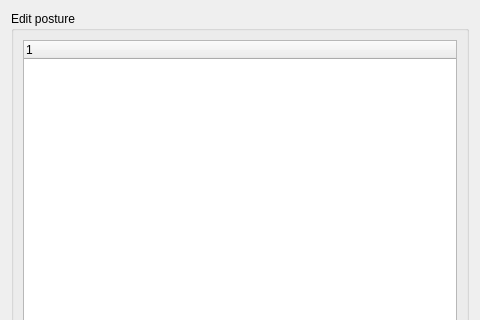
First picture: the form in GUI/SideWidgetComponents/EditPosture.ui, repository istee/cor3d, before the edit; both pictures show x 0 to 480 and y 0 to 320 of the 480 by 640 pixel window.
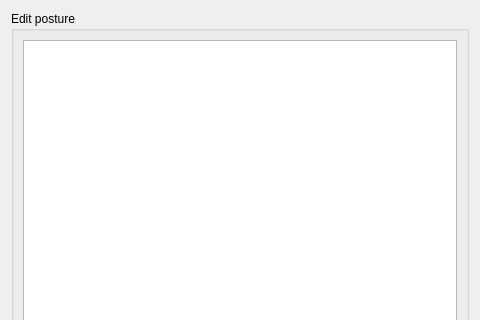
Second picture: the form after the edit. Custom widgets are drawn as their Qt base class.

Commit message: SideWidgetGroupBox's  TreeWidgetExtension header bug fixed. Other fixes, some functionality to PostureEditorTab. Stable version

```diff
--- a/GUI/SideWidgetComponents/EditPosture.ui
+++ b/GUI/SideWidgetComponents/EditPosture.ui
@@ -22,6 +22,9 @@
      <layout class="QVBoxLayout" name="verticalLayout">
       <item>
        <widget class="QTreeWidget" name="treeWidget">
+        <property name="headerHidden">
+         <bool>true</bool>
+        </property>
         <column>
          <property name="text">
           <string notr="true">1</string>
```
The commit also changes 19 other files.
